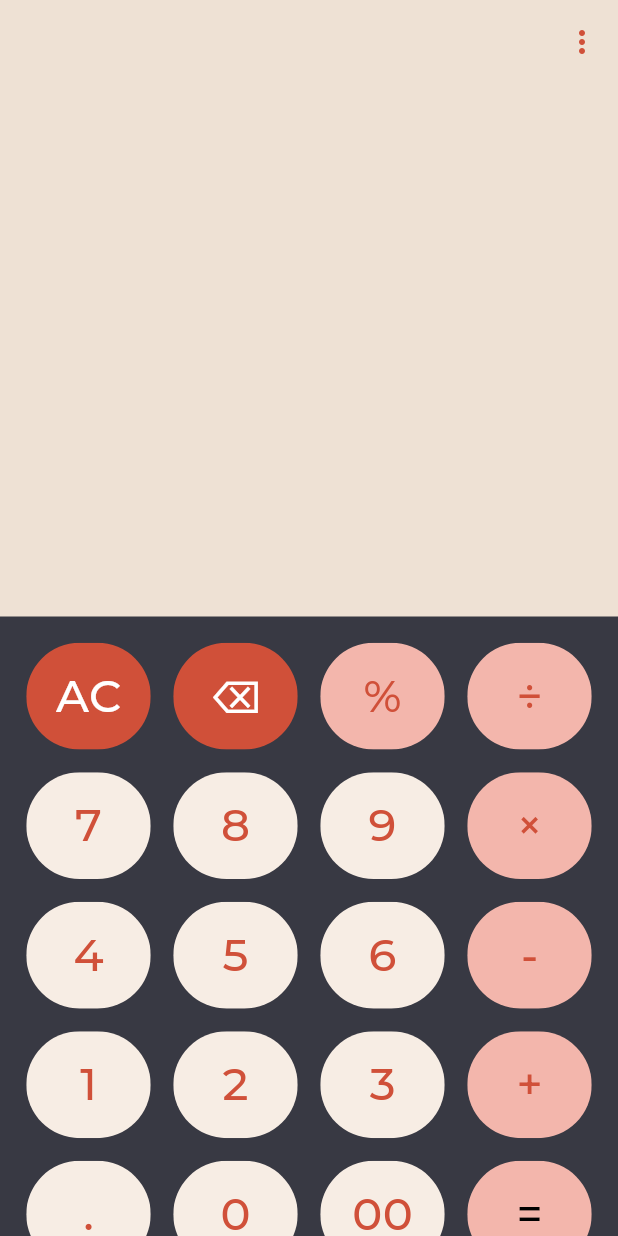
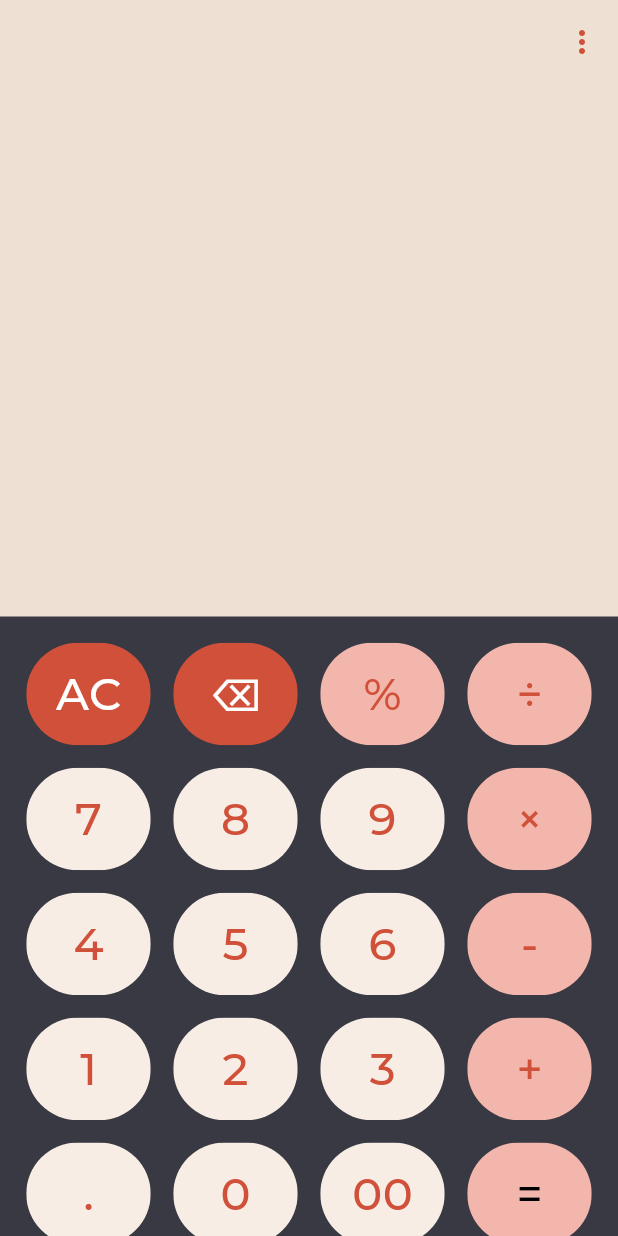
Before and after one commit to Avadhkumar-geek/calculator, a Flutter app: the screen it shows after launch, after a tap on "Calculator", on a phone screen of 412 x 824 dp. Run offline on Flutter 3.47's test engine with Material 2 defaults, Android fonts, the phone set to English and light mode, and no system bars; our stand-ins replace google_fonts, math_expressions.

Commit message:
minor bug fixes

```diff
--- a/lib/button.dart
+++ b/lib/button.dart
@@ -23,7 +23,6 @@ class MyButton extends StatelessWidget {
         child: ClipRRect(
           borderRadius: BorderRadius.circular(100),
           child: Container(
-            //margin: const EdgeInsets.only(top: 2),
             color: color,
             child: Center(
                 child: Text(
--- a/lib/calc.dart
+++ b/lib/calc.dart
@@ -243,9 +243,9 @@ class _HomePageState extends State<HomePage> {
                 physics: const NeverScrollableScrollPhysics(),
                 itemCount: buttons.length,
                 gridDelegate: const SliverGridDelegateWithFixedCrossAxisCount(
-                    childAspectRatio: 100 / 88,
+                    childAspectRatio: 100 / 85,
                     crossAxisCount: 4,
-                    mainAxisSpacing: 0.1),
+                    mainAxisSpacing: 0),
                 padding: const EdgeInsets.all(10),
                 shrinkWrap: true,
                 itemBuilder: (BuildContext context, int item) {
--- a/lib/main.dart
+++ b/lib/main.dart
@@ -6,6 +6,10 @@ import 'package:google_fonts/google_fonts.dart';
 
 void main() async {
   WidgetsFlutterBinding.ensureInitialized();
+  SystemChrome.setEnabledSystemUIMode(SystemUiMode.immersive);
+  SystemChrome.setSystemUIOverlayStyle(
+    SystemUiOverlayStyle.dark,
+  );
   SystemChrome.setPreferredOrientations(
       [DeviceOrientation.portraitUp, DeviceOrientation.portraitDown]);
   runApp(const MyApp());
```
